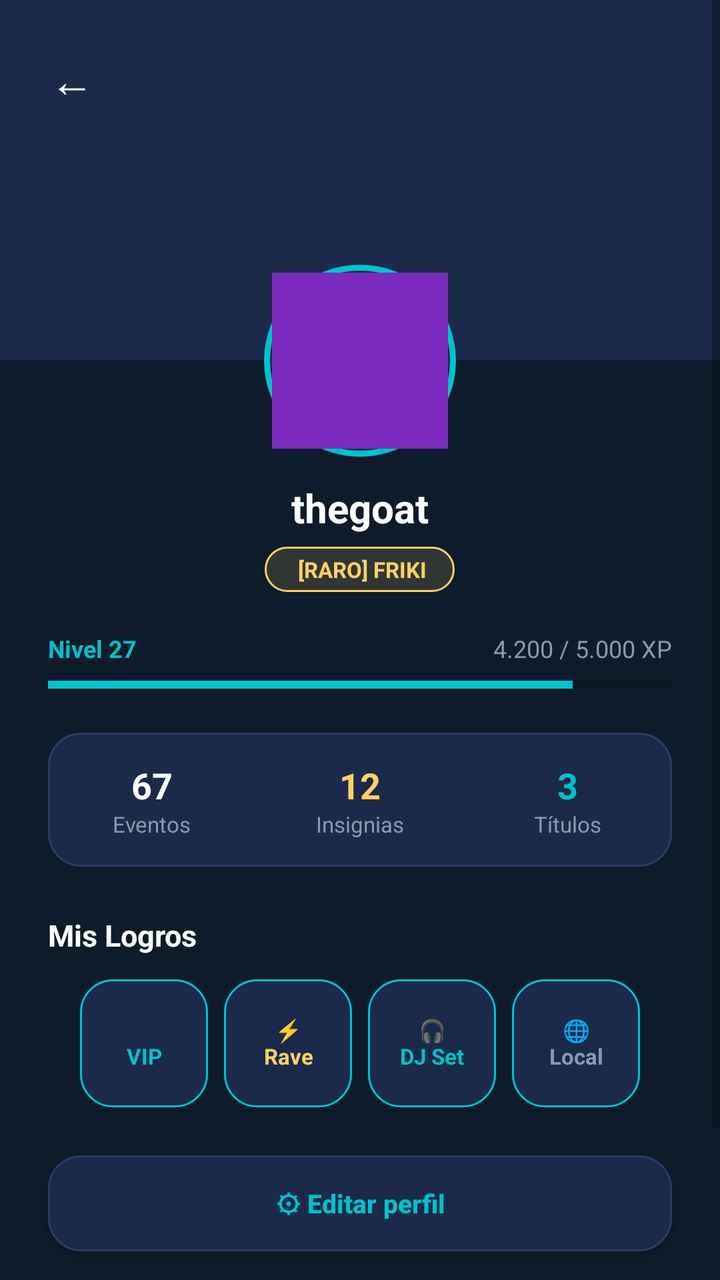
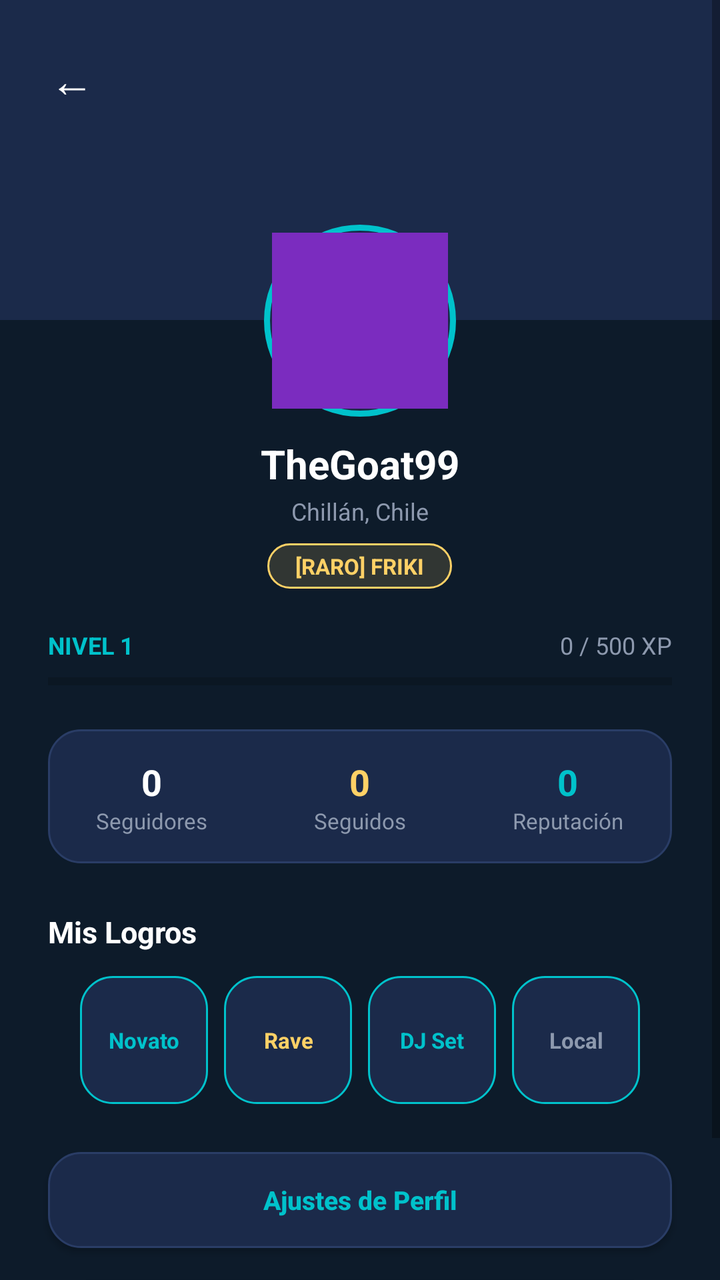

Compare the two renders of this Android layout. The source of the first and the diff that turns it into the second are given below.
<!-- AndroidManifest.xml: application theme Theme.Nexura -->
<!-- res/layout/activity_perfil.xml -->
<?xml version="1.0" encoding="utf-8"?>
<androidx.constraintlayout.widget.ConstraintLayout xmlns:android="http://schemas.android.com/apk/res/android"
    xmlns:app="http://schemas.android.com/apk/res-auto"
    xmlns:tools="http://schemas.android.com/tools"
    android:layout_width="match_parent"
    android:layout_height="match_parent"
    android:background="@color/bg_dark"
    tools:context=".ui.Perfil">

    <ScrollView
        android:layout_width="match_parent"
        android:layout_height="0dp"
        android:fillViewport="true"
        app:layout_constraintBottom_toBottomOf="parent"
        app:layout_constraintTop_toTopOf="parent">

        <LinearLayout
            android:layout_width="match_parent"
            android:layout_height="wrap_content"
            android:orientation="vertical"
            android:paddingBottom="30dp">

            
            <androidx.constraintlayout.widget.ConstraintLayout
                android:layout_width="match_parent"
                android:layout_height="180dp"
                android:background="@color/surface_card">

                <TextView
                    android:id="@+id/btnBackPerfil"
                    android:layout_width="40dp"
                    android:layout_height="40dp"
                    android:layout_marginStart="16dp"
                    android:layout_marginTop="20dp"
                    android:gravity="center"
                    android:text="←"
                    android:textColor="@color/text_white"
                    android:textSize="22sp"
                    app:layout_constraintStart_toStartOf="parent"
                    app:layout_constraintTop_toTopOf="parent" />
            </androidx.constraintlayout.widget.ConstraintLayout>

            <FrameLayout
                android:layout_width="96dp"
                android:layout_height="96dp"
                android:layout_gravity="center"
                android:layout_marginTop="-48dp"
                android:background="@drawable/avatar"
                android:padding="4dp">

                <View
                    android:layout_width="match_parent"
                    android:layout_height="match_parent"
                    android:background="@color/electric_purple" />
            </FrameLayout>

            
            <TextView
                android:id="@+id/tvUsername"
                android:layout_width="wrap_content"
                android:layout_height="wrap_content"
                android:layout_gravity="center"
                android:layout_marginTop="12dp"
                android:text="thegoat"
                android:textColor="@color/text_white"
                android:textSize="20sp"
                android:textStyle="bold" />

            <TextView
                android:id="@+id/tvEquippedTitle"
                android:layout_width="wrap_content"
                android:layout_height="wrap_content"
                android:layout_gravity="center"
                android:layout_marginTop="6dp"
                android:background="@drawable/titulo"
                android:paddingHorizontal="14dp"
                android:paddingVertical="4dp"
                android:text=" [RARO] FRIKI"
                android:textColor="@color/trophy_gold"
                android:textSize="11sp"
                android:textStyle="bold" />

            
            <LinearLayout
                android:layout_width="match_parent"
                android:layout_height="wrap_content"
                android:layout_marginHorizontal="24dp"
                android:layout_marginTop="20dp"
                android:orientation="horizontal">

                <TextView
                    android:layout_width="wrap_content"
                    android:layout_height="wrap_content"
                    android:text="Nivel 27"
                    android:textColor="@color/neon_cyan"
                    android:textSize="12sp"
                    android:textStyle="bold" />

                <TextView
                    android:layout_width="0dp"
                    android:layout_height="wrap_content"
                    android:layout_weight="1"
                    android:gravity="end"
                    android:text="4.200 / 5.000 XP"
                    android:textColor="@color/text_gray"
                    android:textSize="12sp" />
            </LinearLayout>

            <ProgressBar
                style="?android:attr/progressBarStyleHorizontal"
                android:layout_width="match_parent"
                android:layout_height="8dp"
                android:layout_marginHorizontal="24dp"
                android:layout_marginTop="6dp"
                android:progress="84"
                android:progressTint="@color/neon_cyan" />

            
            <LinearLayout
                android:layout_width="match_parent"
                android:layout_height="wrap_content"
                android:layout_marginHorizontal="24dp"
                android:layout_marginTop="20dp"
                android:background="@drawable/vitrina"
                android:orientation="horizontal"
                android:paddingVertical="14dp">

                <LinearLayout
                    android:layout_width="0dp"
                    android:layout_height="wrap_content"
                    android:layout_weight="1"
                    android:gravity="center"
                    android:orientation="vertical">

                    <TextView
                        android:layout_width="wrap_content"
                        android:layout_height="wrap_content"
                        android:text="67"
                        android:textColor="@color/text_white"
                        android:textSize="18sp"
                        android:textStyle="bold" />

                    <TextView
                        android:layout_width="wrap_content"
                        android:layout_height="wrap_content"
                        android:text="Eventos"
                        android:textColor="@color/text_gray"
                        android:textSize="11sp" />
                </LinearLayout>

                <LinearLayout
                    android:layout_width="0dp"
                    android:layout_height="wrap_content"
                    android:layout_weight="1"
                    android:gravity="center"
                    android:orientation="vertical">

                    <TextView
                        android:layout_width="wrap_content"
                        android:layout_height="wrap_content"
                        android:text="12"
                        android:textColor="@color/trophy_gold"
                        android:textSize="18sp"
                        android:textStyle="bold" />

                    <TextView
                        android:layout_width="wrap_content"
                        android:layout_height="wrap_content"
                        android:text="Insignias"
                        android:textColor="@color/text_gray"
                        android:textSize="11sp" />
                </LinearLayout>

                <LinearLayout
                    android:layout_width="0dp"
                    android:layout_height="wrap_content"
                    android:layout_weight="1"
                    android:gravity="center"
                    android:orientation="vertical">

                    <TextView
                        android:layout_width="wrap_content"
                        android:layout_height="wrap_content"
                        android:text="3"
                        android:textColor="@color/neon_cyan"
                        android:textSize="18sp"
                        android:textStyle="bold" />

                    <TextView
                        android:layout_width="wrap_content"
                        android:layout_height="wrap_content"
                        android:text="Títulos"
                        android:textColor="@color/text_gray"
                        android:textSize="11sp" />
                </LinearLayout>
            </LinearLayout>

            
            <TextView
                android:layout_width="wrap_content"
                android:layout_height="wrap_content"
                android:layout_marginHorizontal="24dp"
                android:layout_marginTop="24dp"
                android:text="Mis Logros"
                android:textColor="@color/text_white"
                android:textSize="15sp"
                android:textStyle="bold" />

            <LinearLayout
                android:layout_width="match_parent"
                android:layout_height="wrap_content"
                android:layout_marginHorizontal="24dp"
                android:layout_marginTop="12dp"
                android:gravity="center"
                android:orientation="horizontal">

                <TextView
                    android:layout_width="64dp"
                    android:layout_height="64dp"
                    android:layout_marginEnd="8dp"
                    android:background="@drawable/categoria"
                    android:gravity="center"
                    android:text="\nVIP"
                    android:textColor="@color/neon_cyan"
                    android:textSize="11sp"
                    android:textStyle="bold" />

                <TextView
                    android:layout_width="64dp"
                    android:layout_height="64dp"
                    android:layout_marginEnd="8dp"
                    android:background="@drawable/categoria"
                    android:gravity="center"
                    android:text="⚡\nRave"
                    android:textColor="@color/trophy_gold"
                    android:textSize="11sp"
                    android:textStyle="bold" />

                <TextView
                    android:layout_width="64dp"
                    android:layout_height="64dp"
                    android:layout_marginEnd="8dp"
                    android:background="@drawable/categoria"
                    android:gravity="center"
                    android:text="🎧\nDJ Set"
                    android:textColor="@color/neon_cyan"
                    android:textSize="11sp"
                    android:textStyle="bold" />

                <TextView
                    android:layout_width="64dp"
                    android:layout_height="64dp"
                    android:background="@drawable/categoria"
                    android:gravity="center"
                    android:text="🌐\nLocal"
                    android:textColor="@color/text_gray"
                    android:textSize="11sp"
                    android:textStyle="bold" />
            </LinearLayout>

            
            <androidx.appcompat.widget.AppCompatButton
                android:id="@+id/btnEditCosmetics"
                android:layout_width="match_parent"
                android:layout_height="48dp"
                android:layout_marginHorizontal="24dp"
                android:layout_marginTop="24dp"
                android:background="@drawable/vitrina"
                android:text="⚙ Editar perfil"
                android:textAllCaps="false"
                android:textColor="@color/neon_cyan"
                android:textSize="13sp"
                android:textStyle="bold" />


            
            <androidx.appcompat.widget.AppCompatButton
                android:id="@+id/btnGoOrganizerPanel"
                android:layout_width="match_parent"
                android:layout_height="50dp"
                android:layout_marginHorizontal="24dp"
                android:layout_marginTop="20dp"
                android:background="@drawable/boton_gradiante"
                android:text="Panel de Organizador"
                android:textAllCaps="false"
                android:textColor="@color/text_white"
                android:textSize="14sp"
                android:textStyle="bold" />

        </LinearLayout>
    </ScrollView>
</androidx.constraintlayout.widget.ConstraintLayout>
<!-- resources referenced by this layout -->
<resources>
  <color name="bg_dark">#0D1B2A</color>
  <color name="electric_purple">#7B2CBF</color>
  <color name="neon_cyan">#00C2CB</color>
  <color name="surface_card">#1B2A4A</color>
  <color name="text_gray">#8D99AE</color>
  <color name="text_white">#FFFFFF</color>
  <color name="trophy_gold">#FFD166</color>
  <!-- drawable avatar (drawable) -->
  <?xml version="1.0" encoding="utf-8"?>
  <shape xmlns:android="http://schemas.android.com/apk/res/android"
      android:shape="oval">
      <solid android:color="@color/surface_card" />
      <stroke android:width="3dp" android:color="@color/neon_cyan" />
  </shape>
  <!-- drawable boton_gradiante (drawable) -->
  <?xml version="1.0" encoding="utf-8"?>
  <shape xmlns:android="http://schemas.android.com/apk/res/android"
      android:shape="rectangle">
      <gradient
          android:startColor="#00C2CB"
          android:endColor="#7B2CBF"
          android:angle="0" />
      <corners android:radius="24dp" />
  </shape>
  <!-- drawable categoria (drawable) -->
  <?xml version="1.0" encoding="utf-8"?>
  <shape xmlns:android="http://schemas.android.com/apk/res/android"
      android:shape="rectangle">
      <solid android:color="@color/surface_card" />
      <stroke android:width="1dp" android:color="@color/neon_cyan" />
      <corners android:radius="16dp" />
  </shape>
  <!-- drawable titulo (drawable) -->
  <?xml version="1.0" encoding="utf-8"?>
  <shape xmlns:android="http://schemas.android.com/apk/res/android"
      android:shape="rectangle">
      <solid android:color="#26FFD166" />
      <stroke android:width="1dp" android:color="@color/trophy_gold" />
      <corners android:radius="14dp" />
  </shape>
  <!-- drawable vitrina (drawable) -->
  <?xml version="1.0" encoding="utf-8"?>
  <shape xmlns:android="http://schemas.android.com/apk/res/android"
      android:shape="rectangle">
      <solid android:color="@color/surface_card" />
      <stroke android:width="1dp" android:color="#2A3D66" />
      <corners android:radius="16dp" />
  </shape>
  <style name="Theme.Nexura" parent="Theme.MaterialComponents.DayNight.DarkActionBar">
          
          <item name="colorPrimary">@color/purple_500</item>
          <item name="colorPrimaryVariant">@color/purple_700</item>
          <item name="colorOnPrimary">@color/white</item>
          
          <item name="colorSecondary">@color/teal_200</item>
          <item name="colorSecondaryVariant">@color/teal_700</item>
          <item name="colorOnSecondary">@color/black</item>
          
          <item name="android:statusBarColor">?attr/colorPrimaryVariant</item>
          
      </style>
  <color name="purple_500">#FF6200EE</color>
  <color name="purple_700">#FF3700B3</color>
  <color name="white">#FFFFFFFF</color>
  <color name="teal_200">#FF03DAC5</color>
  <color name="teal_700">#FF018786</color>
  <color name="black">#FF000000</color>
</resources>

<!-- the commit's change to res/layout/activity_perfil.xml (unified diff, before → after) -->
@@ -23,7 +23,7 @@
             
             <androidx.constraintlayout.widget.ConstraintLayout
                 android:layout_width="match_parent"
-                android:layout_height="180dp"
+                android:layout_height="160dp"
                 android:background="@color/surface_card">
 
                 <TextView
@@ -40,6 +40,7 @@
                     app:layout_constraintTop_toTopOf="parent" />
             </androidx.constraintlayout.widget.ConstraintLayout>
 
+            
             <FrameLayout
                 android:layout_width="96dp"
                 android:layout_height="96dp"
@@ -56,26 +57,36 @@
 
             
             <TextView
-                android:id="@+id/tvUsername"
+                android:id="@+id/tvProfileGamertag"
                 android:layout_width="wrap_content"
                 android:layout_height="wrap_content"
                 android:layout_gravity="center"
-                android:layout_marginTop="12dp"
-                android:text="thegoat"
+                android:layout_marginTop="10dp"
+                android:text="TheGoat99"
                 android:textColor="@color/text_white"
                 android:textSize="20sp"
                 android:textStyle="bold" />
+
+            <TextView
+                android:id="@+id/tvProfileLocation"
+                android:layout_width="wrap_content"
+                android:layout_height="wrap_content"
+                android:layout_gravity="center"
+                android:layout_marginTop="2dp"
+                android:text="Chillán, Chile"
+                android:textColor="@color/text_gray"
+                android:textSize="12sp" />
 
             <TextView
                 android:id="@+id/tvEquippedTitle"
                 android:layout_width="wrap_content"
                 android:layout_height="wrap_content"
                 android:layout_gravity="center"
-                android:layout_marginTop="6dp"
+                android:layout_marginTop="8dp"
                 android:background="@drawable/titulo"
                 android:paddingHorizontal="14dp"
                 android:paddingVertical="4dp"
-                android:text=" [RARO] FRIKI"
+                android:text="[RARO] FRIKI"
                 android:textColor="@color/trophy_gold"
                 android:textSize="11sp"
                 android:textStyle="bold" />
@@ -89,30 +100,34 @@
                 android:orientation="horizontal">
 
                 <TextView
+                    android:id="@+id/tvProfileLevel"
                     android:layout_width="wrap_content"
                     android:layout_height="wrap_content"
-                    android:text="Nivel 27"
+                    android:text="NIVEL 1"
                     android:textColor="@color/neon_cyan"
                     android:textSize="12sp"
                     android:textStyle="bold" />
 
                 <TextView
+                    android:id="@+id/tvXpProgressText"
                     android:layout_width="0dp"
                     android:layout_height="wrap_content"
                     android:layout_weight="1"
                     android:gravity="end"
-                    android:text="4.200 / 5.000 XP"
+                    android:text="0 / 500 XP"
                     android:textColor="@color/text_gray"
                     android:textSize="12sp" />
             </LinearLayout>
 
             <ProgressBar
+                android:id="@+id/pbProfileXp"
                 style="?android:attr/progressBarStyleHorizontal"
                 android:layout_width="match_parent"
                 android:layout_height="8dp"
                 android:layout_marginHorizontal="24dp"
                 android:layout_marginTop="6dp"
-                android:progress="84"
+                android:max="500"
+                android:progress="0"
                 android:progressTint="@color/neon_cyan" />
 
             
@@ -133,9 +148,10 @@
                     android:orientation="vertical">
 
                     <TextView
-                        android:layout_width="wrap_content"
-                        android:layout_height="wrap_content"
-                        android:text="67"
+                        android:id="@+id/tvFollowersCount"
+                        android:layout_width="wrap_content"
+                        android:layout_height="wrap_content"
+                        android:text="0"
                         android:textColor="@color/text_white"
                         android:textSize="18sp"
                         android:textStyle="bold" />
@@ -143,7 +159,7 @@
                     <TextView
                         android:layout_width="wrap_content"
                         android:layout_height="wrap_content"
-                        android:text="Eventos"
+                        android:text="Seguidores"
                         android:textColor="@color/text_gray"
                         android:textSize="11sp" />
                 </LinearLayout>
@@ -156,9 +172,10 @@
                     android:orientation="vertical">
 
                     <TextView
-                        android:layout_width="wrap_content"
-                        android:layout_height="wrap_content"
-                        android:text="12"
+                        android:id="@+id/tvFollowingCount"
+                        android:layout_width="wrap_content"
+                        android:layout_height="wrap_content"
+                        android:text="0"
                         android:textColor="@color/trophy_gold"
                         android:textSize="18sp"
                         android:textStyle="bold" />
@@ -166,7 +183,7 @@
                     <TextView
                         android:layout_width="wrap_content"
                         android:layout_height="wrap_content"
-                        android:text="Insignias"
+                        android:text="Seguidos"
                         android:textColor="@color/text_gray"
                         android:textSize="11sp" />
                 </LinearLayout>
@@ -179,9 +196,10 @@
                     android:orientation="vertical">
 
                     <TextView
-                        android:layout_width="wrap_content"
-                        android:layout_height="wrap_content"
-                        android:text="3"
+                        android:id="@+id/tvReputationLikesCount"
+                        android:layout_width="wrap_content"
+                        android:layout_height="wrap_content"
+                        android:text="0"
                         android:textColor="@color/neon_cyan"
                         android:textSize="18sp"
                         android:textStyle="bold" />
@@ -189,7 +207,7 @@
                     <TextView
                         android:layout_width="wrap_content"
                         android:layout_height="wrap_content"
-                        android:text="Títulos"
+                        android:text="Reputación"
                         android:textColor="@color/text_gray"
                         android:textSize="11sp" />
                 </LinearLayout>
@@ -220,7 +238,7 @@
                     android:layout_marginEnd="8dp"
                     android:background="@drawable/categoria"
                     android:gravity="center"
-                    android:text="\nVIP"
+                    android:text="Novato"
                     android:textColor="@color/neon_cyan"
                     android:textSize="11sp"
                     android:textStyle="bold" />
@@ -231,7 +249,7 @@
                     android:layout_marginEnd="8dp"
                     android:background="@drawable/categoria"
                     android:gravity="center"
-                    android:text="⚡\nRave"
+                    android:text="Rave"
                     android:textColor="@color/trophy_gold"
                     android:textSize="11sp"
                     android:textStyle="bold" />
@@ -242,7 +260,7 @@
                     android:layout_marginEnd="8dp"
                     android:background="@drawable/categoria"
                     android:gravity="center"
-                    android:text="🎧\nDJ Set"
+                    android:text="DJ Set"
                     android:textColor="@color/neon_cyan"
                     android:textSize="11sp"
                     android:textStyle="bold" />
@@ -252,7 +270,7 @@
                     android:layout_height="64dp"
                     android:background="@drawable/categoria"
                     android:gravity="center"
-                    android:text="🌐\nLocal"
+                    android:text="Local"
                     android:textColor="@color/text_gray"
                     android:textSize="11sp"
                     android:textStyle="bold" />
@@ -266,20 +284,18 @@
                 android:layout_marginHorizontal="24dp"
                 android:layout_marginTop="24dp"
                 android:background="@drawable/vitrina"
-                android:text="⚙ Editar perfil"
+                android:text="Ajustes de Perfil"
                 android:textAllCaps="false"
                 android:textColor="@color/neon_cyan"
                 android:textSize="13sp"
                 android:textStyle="bold" />
 
-
-            
             <androidx.appcompat.widget.AppCompatButton
                 android:id="@+id/btnGoOrganizerPanel"
                 android:layout_width="match_parent"
                 android:layout_height="50dp"
                 android:layout_marginHorizontal="24dp"
-                android:layout_marginTop="20dp"
+                android:layout_marginTop="16dp"
                 android:background="@drawable/boton_gradiante"
                 android:text="Panel de Organizador"
                 android:textAllCaps="false"
